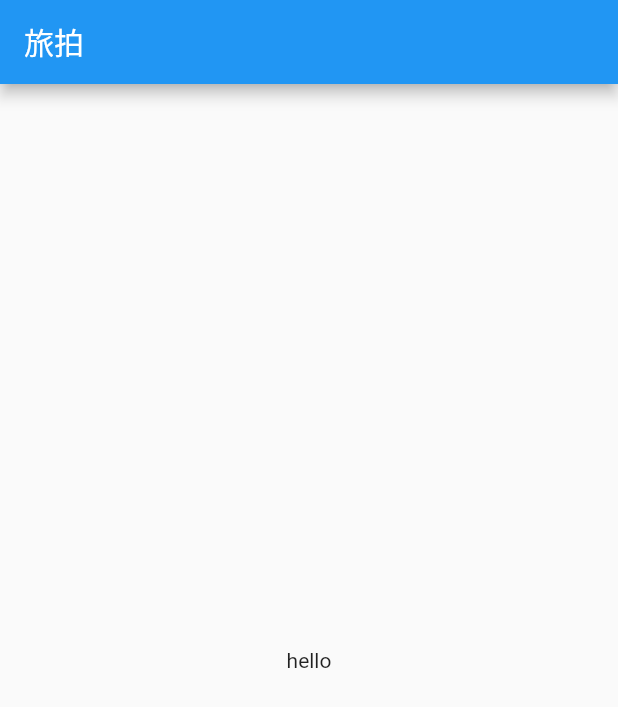
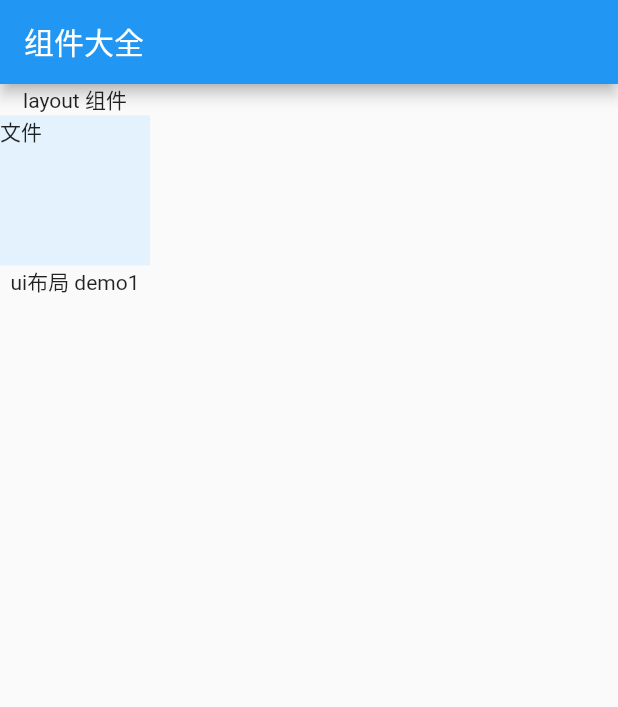
Before and after one commit to banli17/flutter_learn, a Flutter app: the Travel screen opened directly, on a phone screen of 412 x 824 dp. Shown: the top 707 px of the screen. Run offline on Flutter 3.47's test engine with Material 2 defaults, Android fonts, the phone set to English and light mode, and no system bars; our stand-ins replace camera, dio, flutter_swiper, webview_flutter; missing offline and left inert: easy_permission_validator, fijkplayer, flui, flutter_cupertino_date_picker, fluwx, r_upgrade; network calls fail.

Commit message:
feat: 增加 ui 布局 页面

```diff
--- a/lib/pages/search.dart
+++ b/lib/pages/search.dart
@@ -104,6 +104,12 @@ class Search extends StatelessWidget {
             },
           ),
           RaisedButton(
+            child: Text('测试路由router'),
+            onPressed: () async {
+              Navigator.pushNamed(context, 'video_page');
+            },
+          ),
+          RaisedButton(
             child: Text('微信打开小程序'),
             onPressed: () async {
               await registerWxApi(
--- a/lib/pages/travel.dart
+++ b/lib/pages/travel.dart
@@ -1,4 +1,5 @@
 import 'package:flutter/material.dart';
+import 'package:flutter_template/components/dialog.dart';
 //import 'package:fijkplayer/fijkplayer.dart';
 
 class Travel extends StatelessWidget {
@@ -13,8 +14,26 @@ class Travel extends StatelessWidget {
 
     return Scaffold(
         appBar: AppBar(
-          title: Text('旅拍'),
+          title: Text('组件大全'),
         ),
-        body: Container(alignment: Alignment.center, child: Text('hello')));
+        body: Column(children: <Widget>[
+          Text('layout 组件'),
+          Container(
+              width: 100,
+              height: 100,
+              color: Colors.blue[50],
+              child: Align(
+                alignment: Alignment(-1, -1),
+                child: Text('文件'),
+              )),
+          Container(
+            child: GestureDetector(
+              child: Text('ui布局 demo1'),
+              onTap: ()=>{
+                Navigator.pushNamed(context, 'ui_demo1_page')
+              },
+            ),
+          )
+        ]));
   }
 }
```
Also changed, not shown: lib/main.dart (+9 -0 lines), lib/pages/my.dart (+5 -7 lines), lib/pages/ui_demo1_page.dart (added, +13 -0 lines), lib/pages/video.dart (+11 -0 lines).
